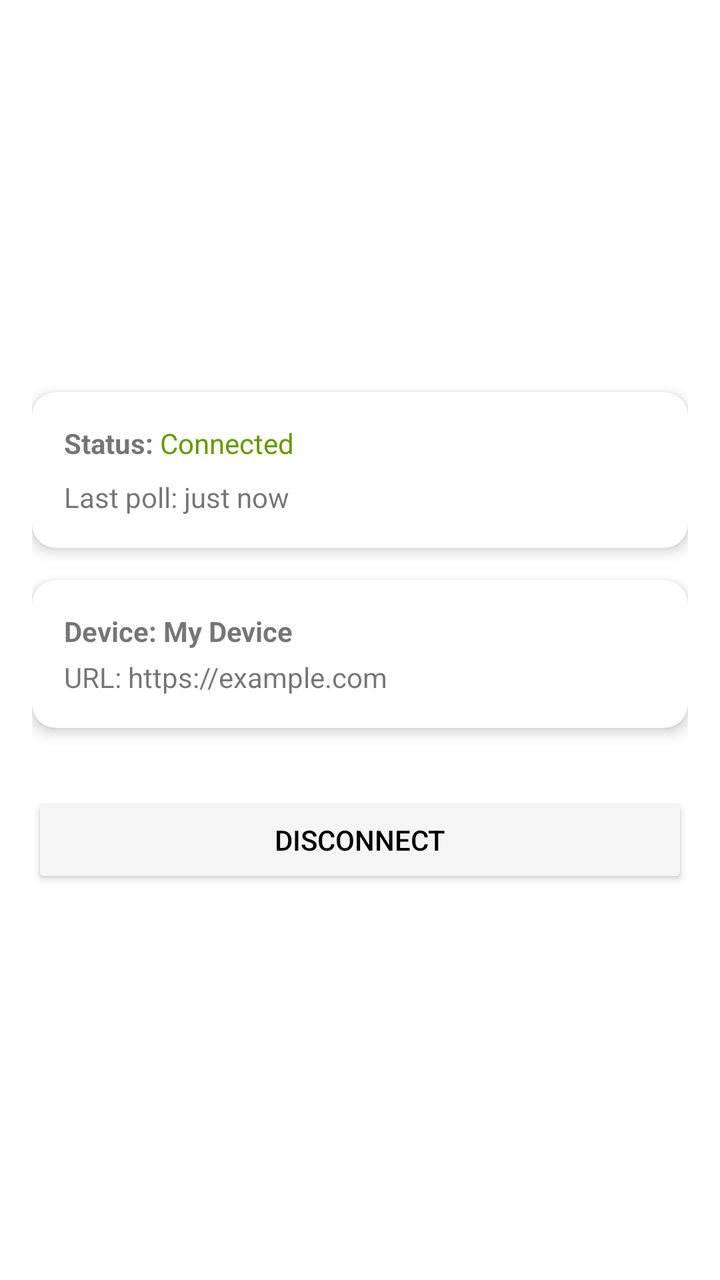
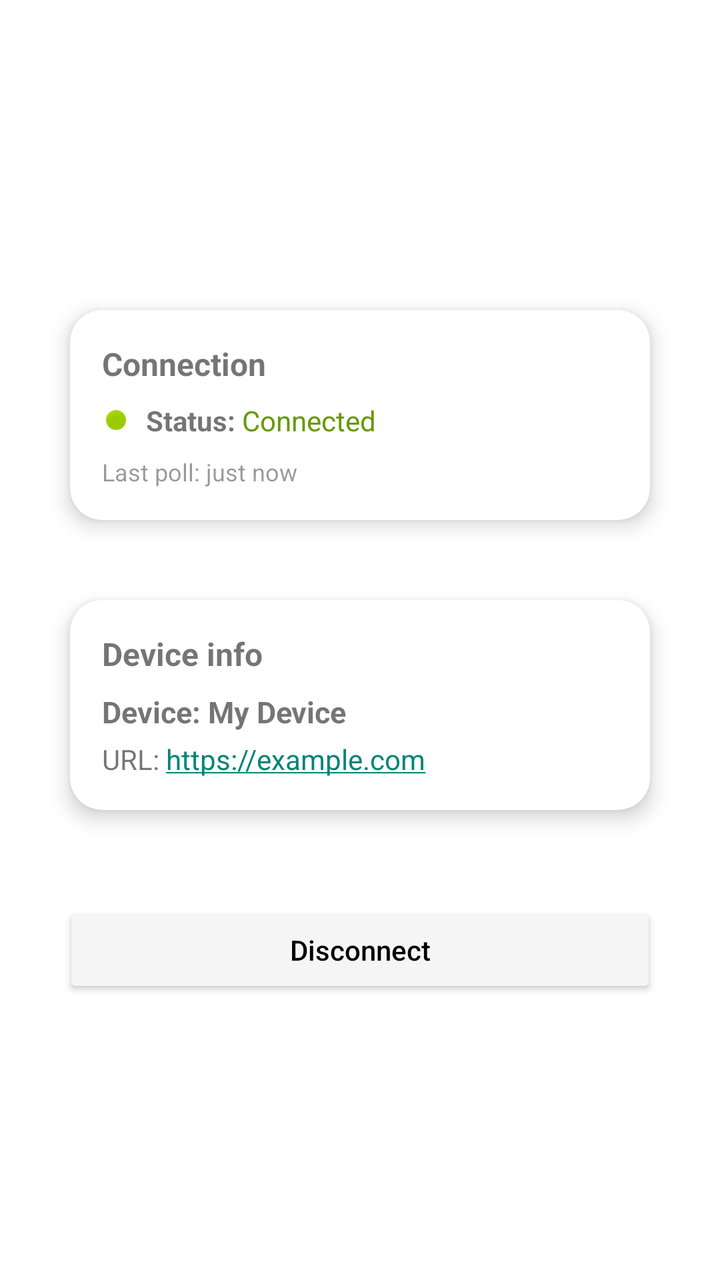

Before-and-after screenshots of an Android layout around one commit, followed by the original layout XML and the change that was made.
<!-- AndroidManifest.xml: activity theme Theme.AppCompat.Light.NoActionBar -->
<!-- res/layout/activity_main.xml -->
<?xml version="1.0" encoding="utf-8"?>
<androidx.constraintlayout.widget.ConstraintLayout
    xmlns:android="http://schemas.android.com/apk/res/android"
    xmlns:app="http://schemas.android.com/apk/res-auto"
    android:layout_width="match_parent"
    android:layout_height="match_parent"
    android:padding="16dp"
    android:background="@color/white">

    <androidx.cardview.widget.CardView
        android:id="@+id/status_card"
        android:layout_width="0dp"
        android:layout_height="wrap_content"
        app:cardCornerRadius="12dp"
        app:cardElevation="4dp"
        app:layout_constraintTop_toTopOf="parent"
        app:layout_constraintStart_toStartOf="parent"
        app:layout_constraintEnd_toEndOf="parent"
        android:layout_marginBottom="16dp"
        app:layout_constraintBottom_toTopOf="@+id/info_card"
        app:layout_constraintVertical_chainStyle="packed">

        <LinearLayout
            android:orientation="vertical"
            android:layout_width="match_parent"
            android:layout_height="wrap_content"
            android:padding="16dp">

            <LinearLayout
                android:layout_width="match_parent"
                android:layout_height="wrap_content"
                android:orientation="horizontal"
                android:gravity="start">

                <TextView
                    android:id="@+id/text_status_label"
                    android:layout_width="wrap_content"
                    android:layout_height="wrap_content"
                    android:text="Status: "
                    android:textStyle="bold" />

                <TextView
                    android:id="@+id/text_status_value"
                    android:layout_width="wrap_content"
                    android:layout_height="match_parent"
                    android:text="Connected"
                    android:textColor="@android:color/holo_green_dark" />
            </LinearLayout>

            <TextView
                android:id="@+id/text_last_poll"
                android:layout_width="wrap_content"
                android:layout_height="wrap_content"
                android:text="Last poll: just now"
                android:layout_marginTop="8dp"/>
        </LinearLayout>
    </androidx.cardview.widget.CardView>

    <androidx.cardview.widget.CardView
        android:id="@+id/info_card"
        android:layout_width="0dp"
        android:layout_height="wrap_content"
        app:cardCornerRadius="12dp"
        app:cardElevation="4dp"
        app:layout_constraintTop_toBottomOf="@id/status_card"
        app:layout_constraintStart_toStartOf="parent"
        app:layout_constraintEnd_toEndOf="parent"
        android:layout_marginBottom="16dp"
        app:layout_constraintBottom_toTopOf="@+id/button_disconnect">

        <LinearLayout
            android:orientation="vertical"
            android:layout_width="match_parent"
            android:layout_height="wrap_content"
            android:padding="16dp">

            <TextView
                android:id="@+id/text_device_name"
                android:layout_width="match_parent"
                android:layout_height="wrap_content"
                android:text="Device: My Device"
                android:textStyle="bold" />

            <TextView
                android:id="@+id/text_site_url"
                android:layout_width="match_parent"
                android:layout_height="wrap_content"
                android:text="URL: https://example.com"
                android:layout_marginTop="4dp"/>
        </LinearLayout>
    </androidx.cardview.widget.CardView>

    <Button
        android:id="@+id/button_disconnect"
        android:layout_width="0dp"
        android:layout_height="wrap_content"
        android:text="Disconnect"
        android:backgroundTint="?attr/colorPrimary"
        android:textColor="@android:color/black"
        android:layout_marginTop="16dp"
        app:layout_constraintTop_toBottomOf="@id/info_card"
        app:layout_constraintStart_toStartOf="parent"
        app:layout_constraintEnd_toEndOf="parent"
        app:layout_constraintBottom_toBottomOf="parent"/>

</androidx.constraintlayout.widget.ConstraintLayout>
<!-- resources referenced by this layout -->
<resources>
  <color name="white">#FFFFFFFF</color>
</resources>

<!-- the commit's change to res/layout/activity_main.xml (unified diff, before → after) -->
@@ -4,55 +4,77 @@
     xmlns:app="http://schemas.android.com/apk/res-auto"
     android:layout_width="match_parent"
     android:layout_height="match_parent"
-    android:padding="16dp"
+    android:padding="24dp"
     android:background="@color/white">
 
     <androidx.cardview.widget.CardView
         android:id="@+id/status_card"
         android:layout_width="0dp"
         android:layout_height="wrap_content"
-        app:cardCornerRadius="12dp"
-        app:cardElevation="4dp"
+        android:layout_marginBottom="12dp"
+        app:cardCornerRadius="16dp"
+        app:cardElevation="6dp"
+        app:cardUseCompatPadding="true"
+        app:layout_constraintBottom_toTopOf="@+id/info_card"
+        app:layout_constraintEnd_toEndOf="parent"
+        app:layout_constraintStart_toStartOf="parent"
         app:layout_constraintTop_toTopOf="parent"
-        app:layout_constraintStart_toStartOf="parent"
-        app:layout_constraintEnd_toEndOf="parent"
-        android:layout_marginBottom="16dp"
-        app:layout_constraintBottom_toTopOf="@+id/info_card"
         app:layout_constraintVertical_chainStyle="packed">
 
         <LinearLayout
-            android:orientation="vertical"
             android:layout_width="match_parent"
             android:layout_height="wrap_content"
+            android:orientation="vertical"
             android:padding="16dp">
+
+            <TextView
+                android:id="@+id/text_status_title"
+                android:layout_width="wrap_content"
+                android:layout_height="wrap_content"
+                android:text="Connection"
+                android:textStyle="bold"
+                android:textSize="16sp" />
 
             <LinearLayout
                 android:layout_width="match_parent"
                 android:layout_height="wrap_content"
-                android:orientation="horizontal"
-                android:gravity="start">
+                android:layout_marginTop="8dp"
+                android:gravity="start|center_vertical"
+                android:orientation="horizontal">
+
+                <ImageView
+                    android:id="@+id/image_status_dot"
+                    android:layout_width="14dp"
+                    android:layout_height="14dp"
+                    android:layout_marginEnd="8dp"
+                    android:src="@android:drawable/presence_online"
+                    android:contentDescription="Status indicator" />
 
                 <TextView
                     android:id="@+id/text_status_label"
                     android:layout_width="wrap_content"
                     android:layout_height="wrap_content"
                     android:text="Status: "
-                    android:textStyle="bold" />
+                    android:textStyle="bold"
+                    android:textSize="14sp" />
 
                 <TextView
                     android:id="@+id/text_status_value"
                     android:layout_width="wrap_content"
-                    android:layout_height="match_parent"
+                    android:layout_height="wrap_content"
                     android:text="Connected"
-                    android:textColor="@android:color/holo_green_dark" />
+                    android:textColor="@android:color/holo_green_dark"
+                    android:textSize="14sp" />
             </LinearLayout>
 
             <TextView
                 android:id="@+id/text_last_poll"
                 android:layout_width="wrap_content"
                 android:layout_height="wrap_content"
+                android:layout_marginTop="8dp"
                 android:text="Last poll: just now"
-                android:layout_marginTop="8dp"/>
+                android:textSize="12sp"
+                android:textColor="#66000000" />
         </LinearLayout>
     </androidx.cardview.widget.CardView>
 
@@ -60,8 +82,9 @@
         android:id="@+id/info_card"
         android:layout_width="0dp"
         android:layout_height="wrap_content"
-        app:cardCornerRadius="12dp"
-        app:cardElevation="4dp"
+        app:cardCornerRadius="16dp"
+        app:cardElevation="6dp"
+        app:cardUseCompatPadding="true"
         app:layout_constraintTop_toBottomOf="@id/status_card"
         app:layout_constraintStart_toStartOf="parent"
         app:layout_constraintEnd_toEndOf="parent"
@@ -75,32 +98,46 @@
             android:padding="16dp">
 
             <TextView
+                android:id="@+id/text_info_title"
+                android:layout_width="wrap_content"
+                android:layout_height="wrap_content"
+                android:text="Device info"
+                android:textStyle="bold"
+                android:textSize="16sp" />
+
+            <TextView
                 android:id="@+id/text_device_name"
                 android:layout_width="match_parent"
                 android:layout_height="wrap_content"
+                android:layout_marginTop="8dp"
                 android:text="Device: My Device"
-                android:textStyle="bold" />
+                android:textStyle="bold"
+                android:textSize="15sp" />
 
             <TextView
                 android:id="@+id/text_site_url"
                 android:layout_width="match_parent"
                 android:layout_height="wrap_content"
                 android:text="URL: https://example.com"
-                android:layout_marginTop="4dp"/>
+                android:layout_marginTop="4dp"
+                android:autoLink="web"
+                android:textSize="14sp"/>
         </LinearLayout>
     </androidx.cardview.widget.CardView>
 
     <Button
         android:id="@+id/button_disconnect"
         android:layout_width="0dp"
-        android:layout_height="wrap_content"
+        android:layout_height="48dp"
         android:text="Disconnect"
+        android:textAllCaps="false"
         android:backgroundTint="?attr/colorPrimary"
         android:textColor="@android:color/black"
         android:layout_marginTop="16dp"
         app:layout_constraintTop_toBottomOf="@id/info_card"
         app:layout_constraintStart_toStartOf="parent"
         app:layout_constraintEnd_toEndOf="parent"
-        app:layout_constraintBottom_toBottomOf="parent"/>
+        app:layout_constraintBottom_toBottomOf="parent"
+        app:layout_constraintWidth_percent="0.95"/>
 
 </androidx.constraintlayout.widget.ConstraintLayout>
